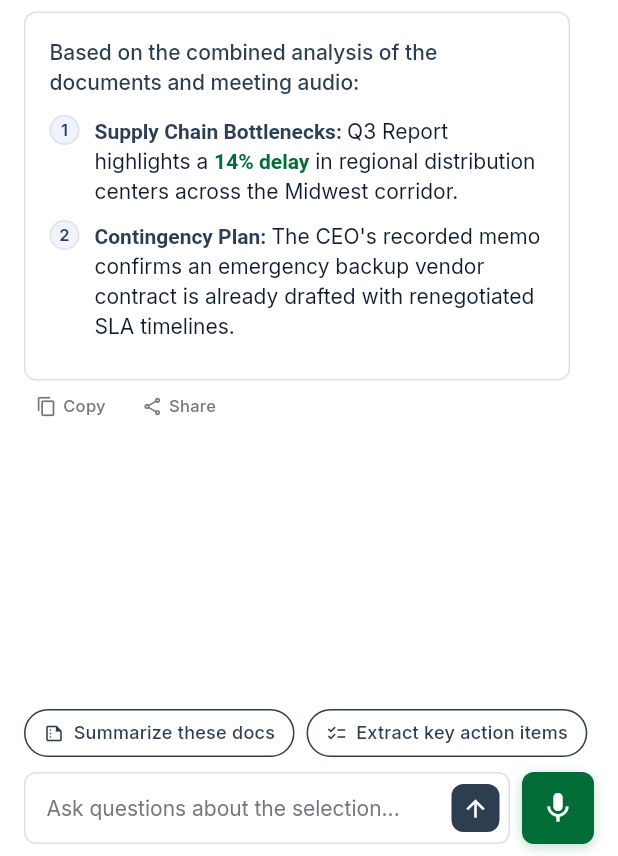
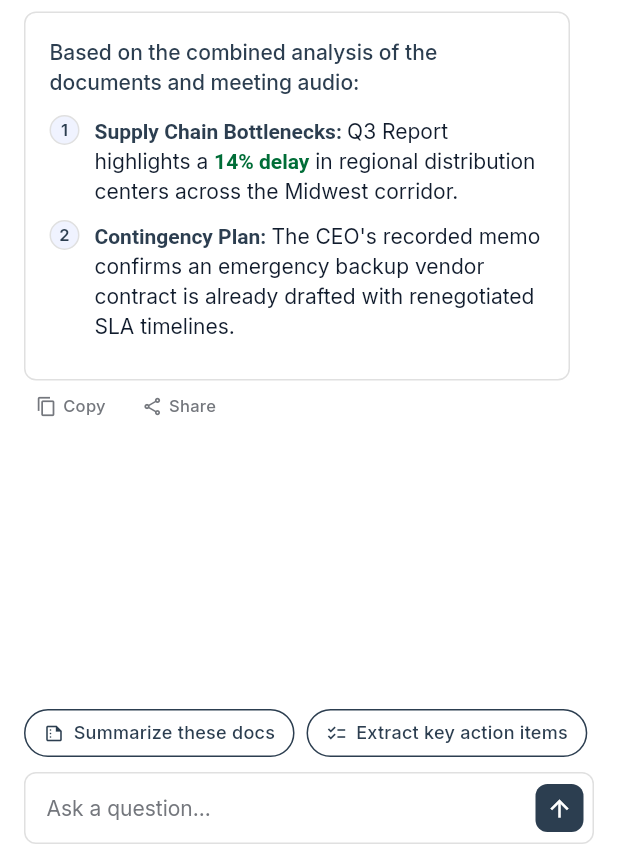
Before and after one commit to tapoban123/btech-final-year-project, a Flutter app: the ChatScreen screen opened directly, on a phone screen of 412 x 824 dp, the part 380-1236 px from its top. Run offline on Flutter 3.47's test engine with Material 3 defaults, Android fonts, the phone set to English and light mode, and no system bars; our stand-ins replace audioplayers, equatable, file_picker, flutter_bloc, google_fonts; missing offline and left inert: pdfx, record.

Commit message:
Updated the colors of the System nav bar and status bar as per the app theme.

```diff
--- a/mobile_app/lib/features/chat/view/widgets/chat_input_bar.dart
+++ b/mobile_app/lib/features/chat/view/widgets/chat_input_bar.dart
@@ -7,6 +7,7 @@ class ChatInputBar extends StatelessWidget {
   final ValueChanged<String> onSend;
   final VoidCallback? onVoiceRecordTap;
   final bool isSending;
+  final String hintText;
 
   const ChatInputBar({
     super.key,
@@ -14,15 +15,12 @@ class ChatInputBar extends StatelessWidget {
     required this.onSend,
     this.onVoiceRecordTap,
     this.isSending = false,
+    this.hintText = 'Ask a question...',
   });
 
   @override
   Widget build(BuildContext context) {
-    return Row(
-      children: [
-        // Text Input Container with Internal Send Trigger
-        Expanded(
-          child: Container(
+    return Container(
       height: 48,
       decoration: BoxDecoration(
         color: AppColors.surfaceContainerLowest,
@@ -49,7 +47,7 @@ class ChatInputBar extends StatelessWidget {
                 color: AppColors.onSurface,
               ),
               decoration: InputDecoration(
-                      hintText: 'Ask questions about the selection...',
+                hintText: hintText,
                 hintStyle: AppTypography.bodyMd.copyWith(
                   color: AppColors.outline,
                 ),
@@ -99,37 +97,6 @@ class ChatInputBar extends StatelessWidget {
           ),
         ],
       ),
-          ),
-        ),
-        const SizedBox(width: 8),
-
-        // Dedicated Mint Green Microphone Button
-        InkWell(
-          onTap: onVoiceRecordTap,
-          borderRadius: BorderRadius.circular(8),
-          child: Container(
-            width: 48,
-            height: 48,
-            decoration: BoxDecoration(
-              color: AppColors.secondary,
-              borderRadius: BorderRadius.circular(8),
-              boxShadow: [
-                BoxShadow(
-                  color: AppColors.secondary.withValues(alpha: 0.25),
-                  blurRadius: 6,
-                  offset: const Offset(0, 2),
-                ),
-              ],
-            ),
-            alignment: Alignment.center,
-            child: const Icon(
-              Icons.mic,
-              color: AppColors.onSecondary,
-              size: 24,
-            ),
-          ),
-        ),
-      ],
     );
   }
 }
--- a/mobile_app/lib/main.dart
+++ b/mobile_app/lib/main.dart
@@ -1,5 +1,7 @@
 import 'package:flutter/material.dart';
+import 'package:flutter/services.dart';
 import 'package:flutter_bloc/flutter_bloc.dart';
+import 'core/theme/app_colors.dart';
 import 'core/theme/app_theme.dart';
 import 'features/chat/blocs/chat_bloc.dart';
 import 'features/chat/repository/chat_repository.dart';
@@ -9,8 +11,29 @@ import 'features/dashboard/view/screens/dashboard_screen.dart';
 import 'features/upload/blocs/upload_bloc.dart';
 import 'features/upload/repository/upload_repository.dart';
 
-void main() {
+const _globalSystemUiOverlayStyle = SystemUiOverlayStyle(
+  statusBarColor: Colors.transparent,
+  statusBarIconBrightness: Brightness.dark,
+  statusBarBrightness: Brightness.light,
+  systemNavigationBarColor: AppColors.surfaceContainerLowest,
+  systemNavigationBarIconBrightness: Brightness.dark,
+  systemNavigationBarDividerColor: Colors.transparent,
+  systemNavigationBarContrastEnforced: false,
+  systemStatusBarContrastEnforced: false,
+);
+
+Future<void> main() async {
   WidgetsFlutterBinding.ensureInitialized();
+
+  // Prevent app from going to landscape mode globally
+  await SystemChrome.setPreferredOrientations([
+    DeviceOrientation.portraitUp,
+    DeviceOrientation.portraitDown,
+  ]);
+
+  // Configure system navigation bar and status bar colors globally on Android
+  SystemChrome.setSystemUIOverlayStyle(_globalSystemUiOverlayStyle);
+
   runApp(const OmniDocApp());
 }
 
@@ -53,6 +76,12 @@ class OmniDocApp extends StatelessWidget {
           title: 'OmniDoc AI',
           debugShowCheckedModeBanner: false,
           theme: AppTheme.lightTheme,
+          builder: (context, child) {
+            return AnnotatedRegion<SystemUiOverlayStyle>(
+              value: _globalSystemUiOverlayStyle,
+              child: child ?? const SizedBox.shrink(),
+            );
+          },
           home: const DashboardScreen(),
         ),
       ),
```
Also changed, not shown: mobile_app/lib/core/theme/app_theme.dart (+11 -0 lines), mobile_app/lib/features/chat/view/screens/chat_screen.dart (+0 -10 lines), mobile_app/lib/features/search/view/screens/search_screen.dart (+1 -11 lines), 7 other files. Lines whose indentation alone changed are shown as unchanged.
